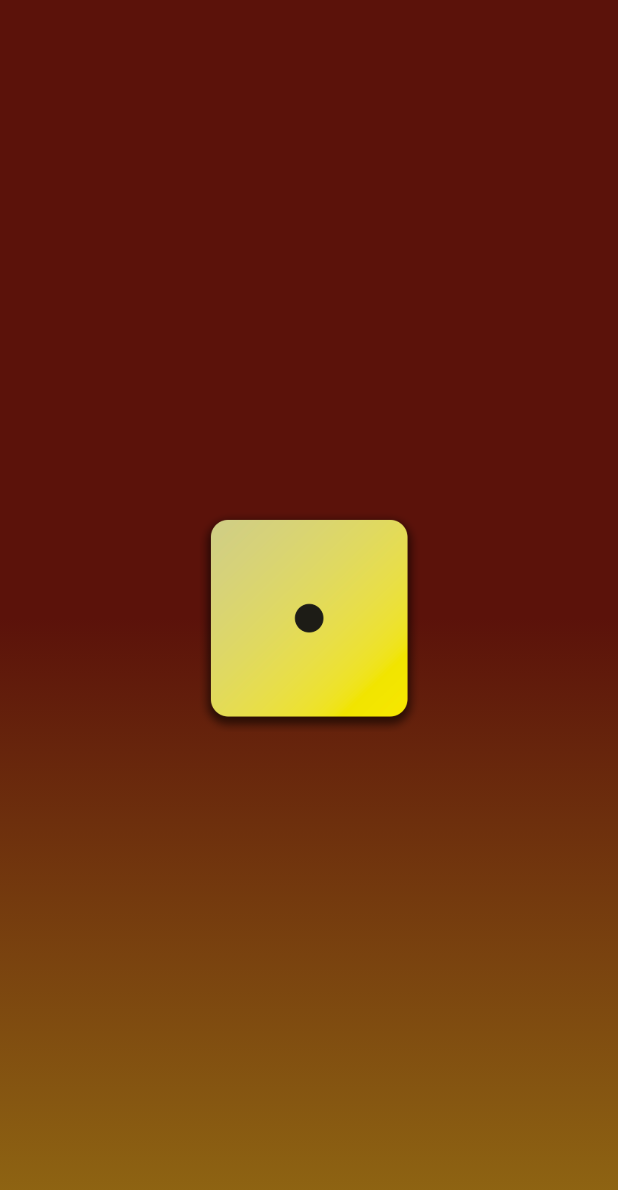
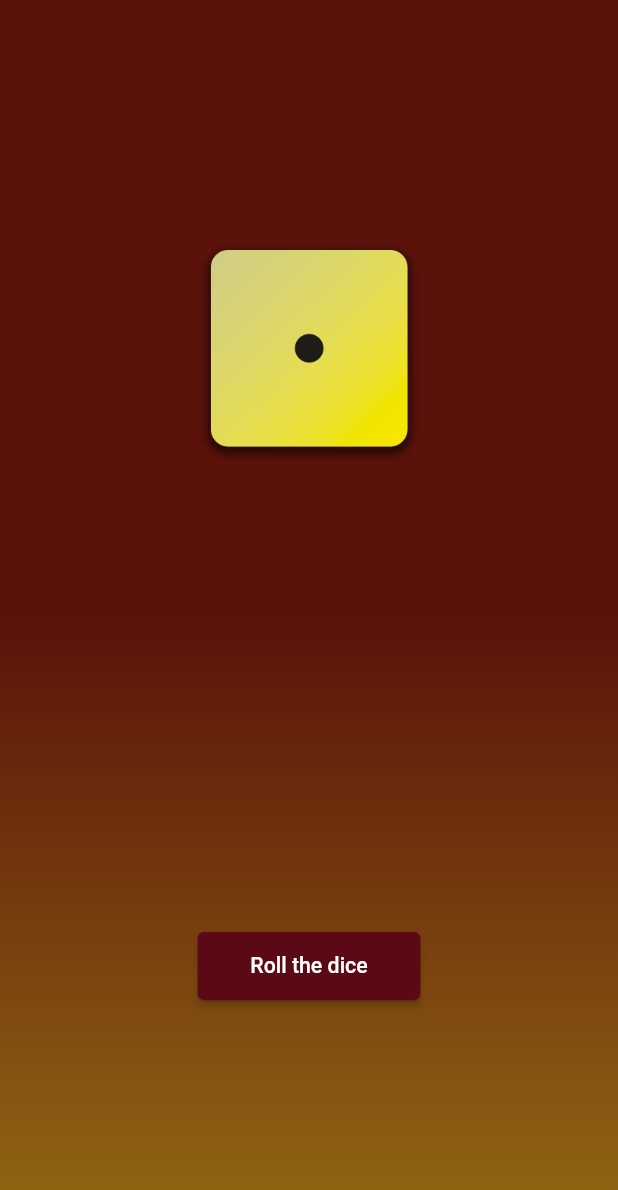
Before and after one commit to DreXuri/DiceGame, a Flutter app: the screen it shows after launch, on a phone screen of 412 x 824 dp. Shown: the top 1190 px of the screen. Run offline on Flutter 3.47's test engine with Material 2 defaults, Android fonts, the light colour scheme and no system bars; our stand-ins replace flutter_screenutil, google_fonts, page_transition.

Commit message:
rolldice function

```diff
--- a/lib/features/dice_game.dart
+++ b/lib/features/dice_game.dart
@@ -9,7 +9,7 @@ class DicePage extends StatelessWidget {
   static const String route = '/dice_page';
 
   const DicePage({super.key});
-
+  void rollDice() {}
   @override
   Widget build(BuildContext context) {
     return Scaffold(
@@ -25,12 +25,38 @@ class DicePage extends StatelessWidget {
         //     data: 'Dice infor',
         //     textAlign: null,
         //   ),
-        child: Center(
-            child: Image.asset(
-          Assets.imageDice1,
-          width: 150.h,
-          height: 150.h,
-        )),
+        child: Column(
+          crossAxisAlignment: CrossAxisAlignment.center,
+          mainAxisAlignment: MainAxisAlignment.spaceAround,
+          children: [
+            Center(
+                child: Image.asset(
+              Assets.imageDice1,
+              width: 150.h,
+              height: 150.h,
+            )),
+            ElevatedButton(
+                onPressed: () {},
+                style: ElevatedButton.styleFrom(
+                  backgroundColor: kPrimary,
+                  disabledForegroundColor: kPrimary.withOpacity(0.56),
+                  padding:
+                      EdgeInsets.symmetric(vertical: 14.h, horizontal: 32.w),
+                  shape: RoundedRectangleBorder(
+                    side: BorderSide(
+                      color: Colors.transparent,
+                    ),
+                    borderRadius: BorderRadius.circular(
+                      4.r,
+                    ),
+                  ),
+                ),
+                child: CustomText(
+                    color: kWhite,
+                    data: 'Roll the dice',
+                    textAlign: TextAlign.center))
+          ],
+        ),
       ),
     );
   }
```
